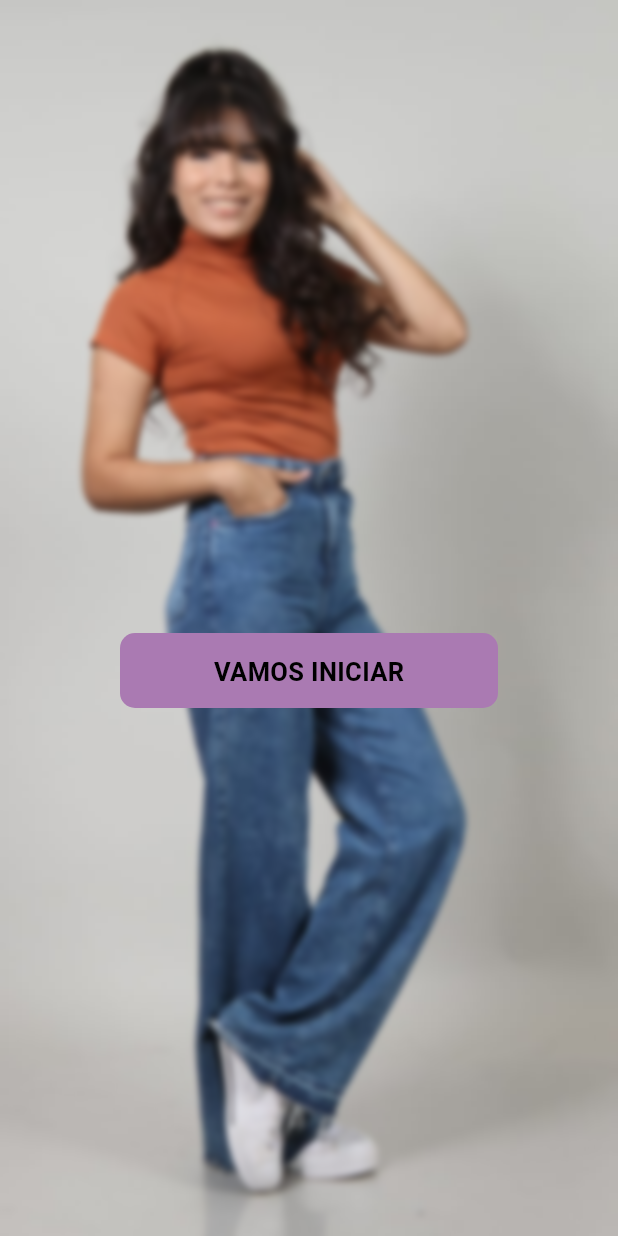
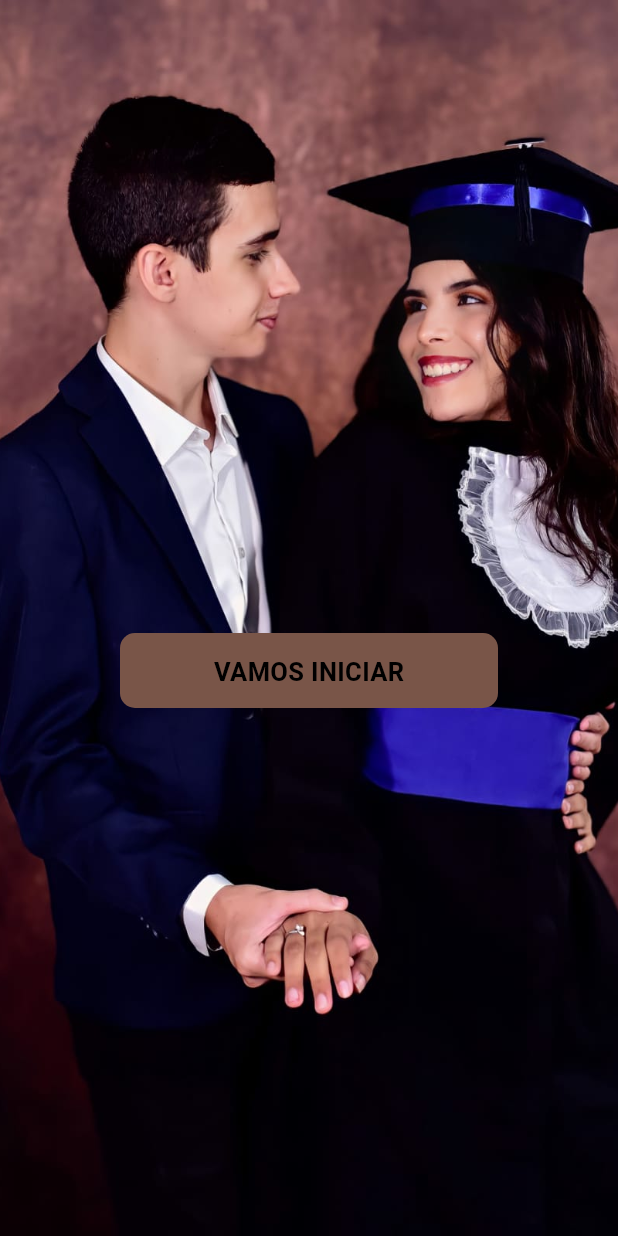
Before and after one commit to JuliaaNasc/Love-Is-Love, a Flutter app: the screen it shows after launch, on a phone screen of 412 x 824 dp. Run offline on Flutter 3.47's test engine with Material 2 defaults, Android fonts, the phone set to English and light mode, and no system bars; our stand-ins replace lottie.

Commit message:
Escolha de foto inicial

```diff
--- a/lib/components/button_component.dart
+++ b/lib/components/button_component.dart
@@ -89,7 +89,7 @@ class _ButtonComponentState extends State<ButtonComponent> {
         width: 400,
         height: 50,
         decoration: BoxDecoration(
-          color: const Color.fromARGB(255, 170, 122, 178),
+          color: Colors.brown,
           borderRadius: BorderRadius.circular(10),
         ),
         child: Padding(
--- a/lib/main.dart
+++ b/lib/main.dart
@@ -11,10 +11,12 @@ class MyApp extends StatelessWidget {
   @override
   Widget build(BuildContext context) {
     return MaterialApp(
-      title: 'Flutter Demo',
+      title: 'Love is Love',
       debugShowCheckedModeBanner: false,
       theme: ThemeData(
-        colorScheme: ColorScheme.fromSeed(seedColor: Colors.deepPurple),
+        colorScheme: ColorScheme.fromSeed(
+          seedColor: Colors.deepPurple,
+        ),
         useMaterial3: true,
       ),
       home: WelcomeScreen(),
--- a/lib/pages/main_screen.dart
+++ b/lib/pages/main_screen.dart
@@ -19,12 +19,10 @@ class _MainScreenState extends State<MainScreen> {
       body: Container(
         decoration: const BoxDecoration(
           image: DecorationImage(
-            image: AssetImage('assets/image/julia_photo.jpeg'),
+            image: AssetImage('assets/photo_of_people/formatura_casal.jpg'),
             fit: BoxFit.cover,
           ),
         ),
-        child: BackdropFilter(
-          filter: ImageFilter.blur(sigmaX: 2.0, sigmaY: 2.0),
         child: const Center(
           child: Column(
             mainAxisAlignment: MainAxisAlignment.center,
@@ -41,7 +39,6 @@ class _MainScreenState extends State<MainScreen> {
           ),
         ),
       ),
-      ),
     );
   }
 }
--- a/lib/pages/start/list_screen/restaurantes/listing/madeiro_screen.dart
+++ b/lib/pages/start/list_screen/restaurantes/listing/madeiro_screen.dart
@@ -12,6 +12,7 @@ class MadeiroScreen extends StatelessWidget {
           children: [
             const Text(
               'Madero Steak House Iguatemi Bosque',
+              textAlign: TextAlign.center,
               style: TextStyle(
                 fontWeight: FontWeight.bold,
                 fontSize: 25,
--- a/pubspec.yaml
+++ b/pubspec.yaml
@@ -64,6 +64,7 @@ flutter:
     - assets/
     - assets/animations_welcome_screen/
     - assets/image/
+    - assets/photo_of_people/
 
 
   # An image asset can refer to one or more resolution-specific "variants", see
```
Also changed, not shown: assets/photo_of_people/formatura_casal.jpg (added). Lines whose indentation alone changed are shown as unchanged.
